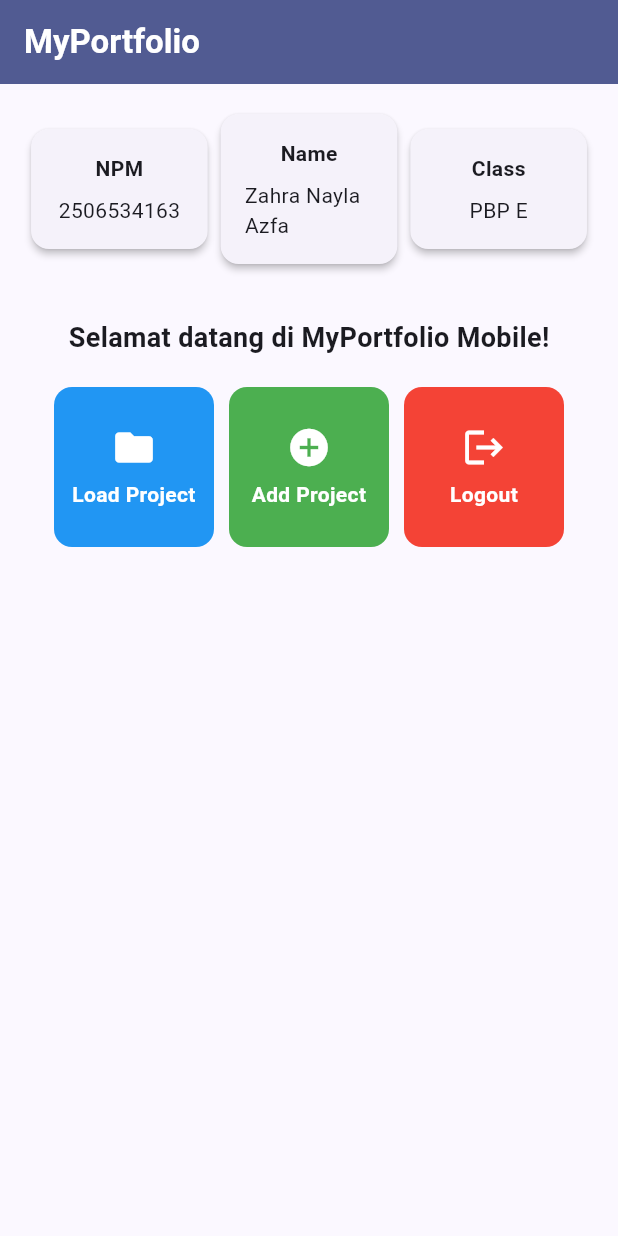
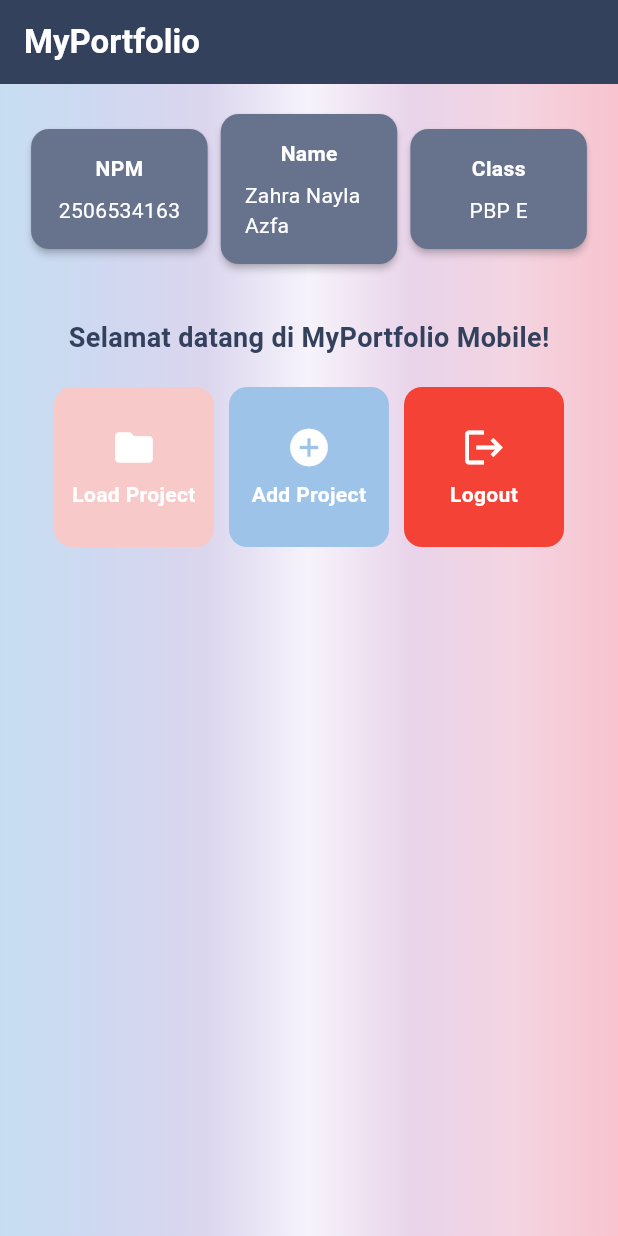
Before and after one commit to zahranayla901/myportofolio_mobile, a Flutter app: the screen it shows after launch, on a phone screen of 412 x 824 dp. Run offline on Flutter 3.47's test engine with Material 3 defaults, Android fonts, the phone set to English and light mode, and no system bars.

Commit message:
style(ui): update colors to match web design

```diff
--- a/lib/menu.dart
+++ b/lib/menu.dart
@@ -9,10 +9,23 @@ class ItemHomepage {
 }
 
 const List<ItemHomepage> items = [
-  ItemHomepage("Load Project", Icons.folder, Colors.blue),
-  ItemHomepage("Add Project", Icons.add_circle, Colors.green),
+  ItemHomepage("Load Project", Icons.folder, Color(0xFFF7CAC9)),
+  ItemHomepage("Add Project", Icons.add_circle, Color(0xFF9DC3E8)),
   ItemHomepage("Logout", Icons.logout, Colors.red),
 ];
+
+// Gradient lembut: warna dari palet dicampur dengan putih, dengan bagian tengah putih lavender.
+const List<Color> backgroundGradient = [
+  Color(0xFFC7DEF2), // biru lembut (dari 8FBEE6)
+  Color(0xFFCFD8F0), // biru lavender (dari 9FB2E0)
+  Color(0xFFDBD6EE), // lavender (dari B7AEDD)
+  Color(0xFFF6F3FB), // putih lavender (tengah)
+  Color(0xFFE9D4EA), // lavender muda (dari D2A8D6)
+  Color(0xFFF4D4E1), // pink muda (dari EAA8C4)
+  Color(0xFFF7C4CF), // pink lembut (dari F0899F)
+];
+
+const List<double> backgroundStops = [0.0, 0.167, 0.333, 0.5, 0.667, 0.833, 1.0];
 
 class MyHomePage extends StatelessWidget {
   const MyHomePage({super.key});
@@ -25,9 +38,18 @@ class MyHomePage extends StatelessWidget {
           'MyPortfolio',
           style: TextStyle(color: Colors.white, fontWeight: FontWeight.bold),
         ),
-        backgroundColor: Theme.of(context).colorScheme.primary,
+        backgroundColor: const Color(0xFF33415C),
       ),
-      body: Padding(
+      body: Container(
+        decoration: const BoxDecoration(
+          gradient: LinearGradient(
+            begin: Alignment.centerLeft,
+            end: Alignment.centerRight,
+            colors: backgroundGradient,
+            stops: backgroundStops,
+          ),
+        ),
+        child: Padding(
           padding: const EdgeInsets.all(16.0),
           child: Column(
             children: [
@@ -50,6 +72,7 @@ class MyHomePage extends StatelessWidget {
                         style: TextStyle(
                           fontWeight: FontWeight.bold,
                           fontSize: 18.0,
+                          color: Color(0xFF33415C),
                         ),
                       ),
                     ),
@@ -68,6 +91,7 @@ class MyHomePage extends StatelessWidget {
             ],
           ),
         ),
+      ),
     );
   }
 }
@@ -81,6 +105,7 @@ class InfoCard extends StatelessWidget {
   @override
   Widget build(BuildContext context) {
     return Card(
+      color: const Color(0xFF67738C),
       elevation: 2.0,
       child: Container(
         width: MediaQuery.of(context).size.width / 3.5,
@@ -89,10 +114,16 @@ class InfoCard extends StatelessWidget {
           children: [
             Text(
               title,
-              style: const TextStyle(fontWeight: FontWeight.bold),
+              style: const TextStyle(
+                fontWeight: FontWeight.bold,
+                color: Colors.white,
+              ),
             ),
             const SizedBox(height: 8.0),
-            Text(content),
+            Text(
+              content,
+              style: const TextStyle(color: Colors.white),
+            ),
           ],
         ),
       ),
```
Lines whose indentation alone changed are shown as unchanged.
